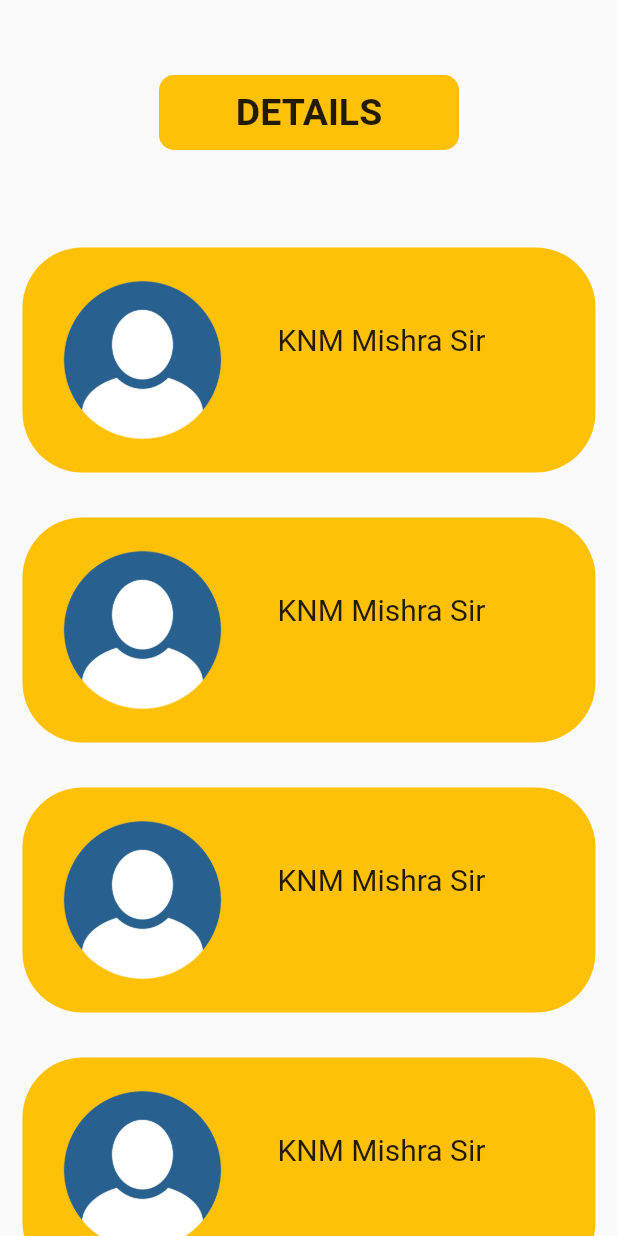
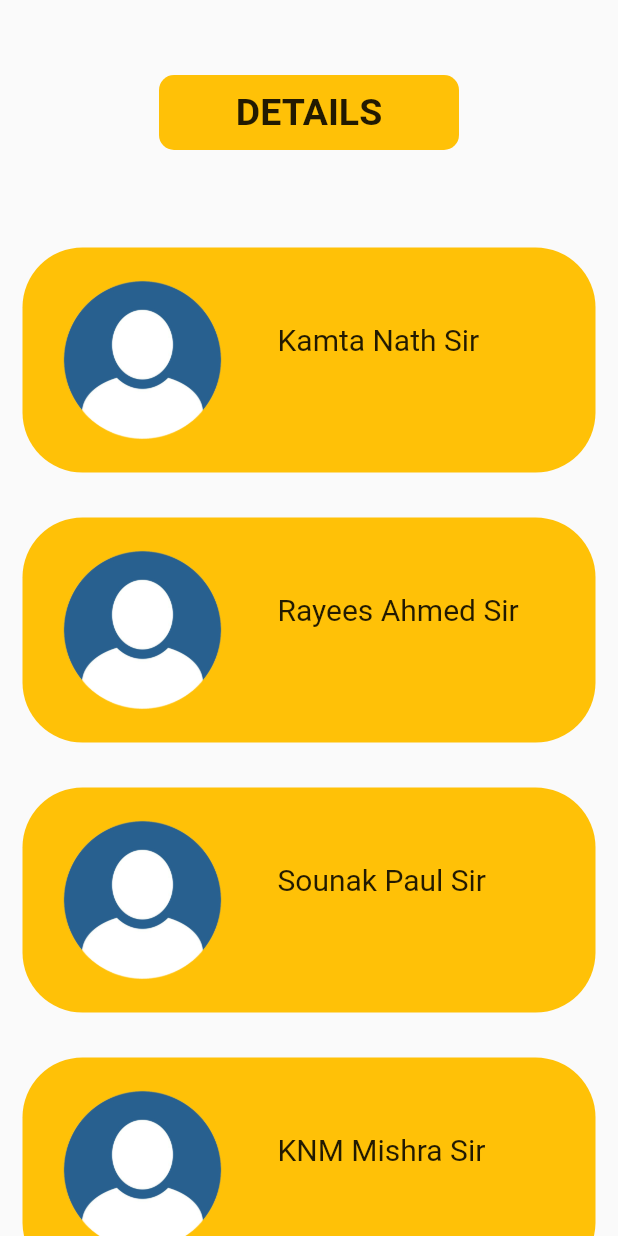
Before and after one commit to Vishwakarma-abhi/Student-Portal, a Flutter app: the details screen opened directly, on a phone screen of 412 x 824 dp. Run offline on Flutter 3.47's test engine with Material 2 defaults, Android fonts, the phone set to English and light mode, and no system bars; missing offline and left inert: syncfusion_flutter_pdfviewer.

Commit message:
Updated Faculty and Timetable

```diff
--- a/lib/Faculty.dart
+++ b/lib/Faculty.dart
@@ -193,7 +193,7 @@ class _detailsState extends State<details> {
                     width: 200,
                     height: 150,
                     child: Text(
-                      'KNM Mishra Sir',
+                      'Kamta Nath Sir',
                       style: TextStyle(fontSize: 20),
                     ),
                   ),
@@ -221,7 +221,7 @@ class _detailsState extends State<details> {
                     width: 200,
                     height: 150,
                     child: Text(
-                      'KNM Mishra Sir',
+                      'Rayees Ahmed Sir',
                       style: TextStyle(fontSize: 20),
                     ),
                   )
@@ -249,7 +249,7 @@ class _detailsState extends State<details> {
                     width: 200,
                     height: 150,
                     child: Text(
-                      'KNM Mishra Sir',
+                      'Sounak Paul Sir',
                       style: TextStyle(fontSize: 20),
                     ),
                   )
--- a/lib/Timetable.dart
+++ b/lib/Timetable.dart
@@ -20,7 +20,7 @@ class timetable extends StatelessWidget {
                       color: Colors.amber,
                       borderRadius: BorderRadius.circular(10),
                     ),
-                    margin: EdgeInsets.fromLTRB(0.0, 0.0, 0.0, 80.0),
+                    margin: EdgeInsets.fromLTRB(0.0, 10.0, 0.0, 70.0),
                     child: Center(
                         child: Text(
                       'TIMETABLE',
```
